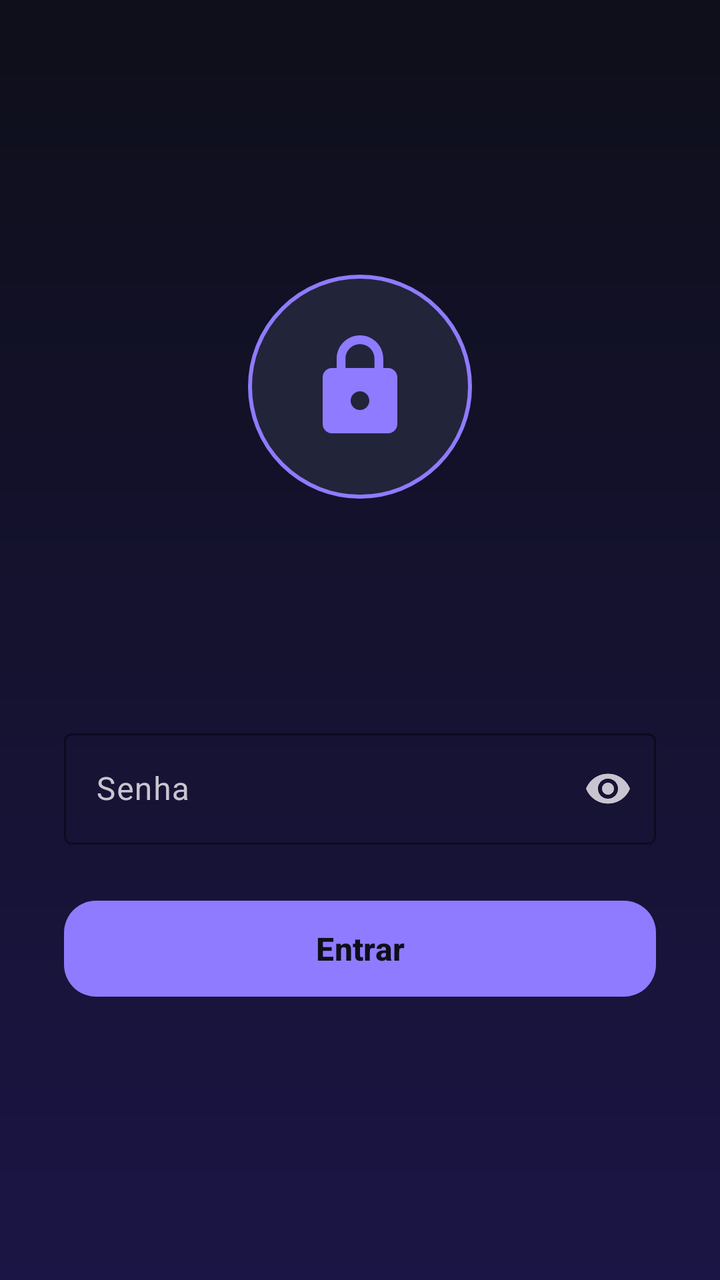
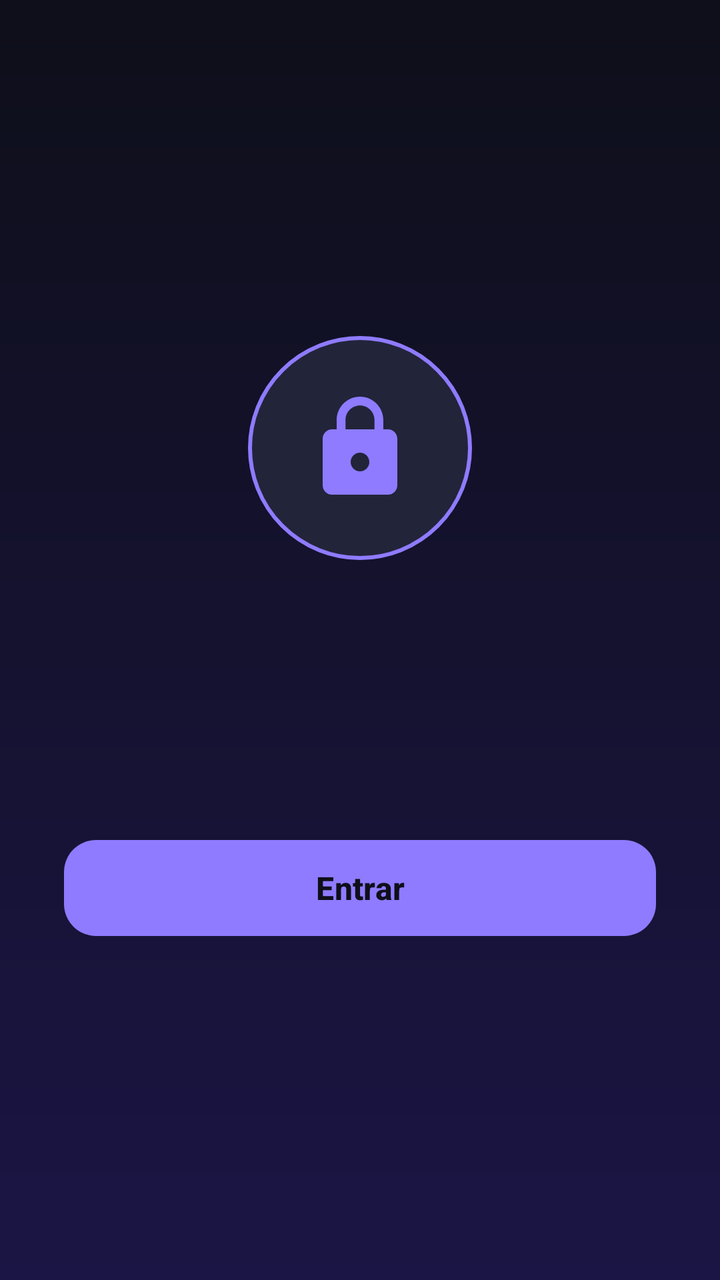

Before-and-after screenshots of an Android layout around one commit, followed by the original layout XML and the change that was made.
<!-- AndroidManifest.xml: application theme Theme.Gallery -->
<!-- res/layout/activity_unlock.xml -->
<?xml version="1.0" encoding="utf-8"?>
<ScrollView xmlns:android="http://schemas.android.com/apk/res/android"
    xmlns:app="http://schemas.android.com/apk/res-auto"
    android:layout_width="match_parent" android:layout_height="match_parent"
    android:background="@drawable/bg_gradient" android:fillViewport="true">

    <LinearLayout
        android:id="@+id/card"
        android:layout_width="match_parent" android:layout_height="match_parent"
        android:gravity="center" android:orientation="vertical" android:padding="32dp">

        <FrameLayout
            android:layout_width="112dp" android:layout_height="112dp"
            android:background="@drawable/bg_circle">
            <ImageView
                android:layout_width="56dp" android:layout_height="56dp"
                android:layout_gravity="center" android:src="@drawable/ic_vault" />
        </FrameLayout>

        <TextView
            android:id="@+id/tvTitle"
            android:layout_width="wrap_content" android:layout_height="wrap_content"
            android:layout_marginTop="24dp" android:textColor="@color/text"
            android:textSize="26sp" android:textStyle="bold" />

        <TextView
            android:id="@+id/tvSubtitle"
            android:layout_width="wrap_content" android:layout_height="wrap_content"
            android:layout_marginTop="6dp" android:layout_marginBottom="28dp"
            android:gravity="center" android:textColor="@color/muted" android:textSize="14sp" />

        <com.google.android.material.textfield.TextInputLayout
            android:id="@+id/layoutPass"
            style="@style/Widget.Material3.TextInputLayout.OutlinedBox"
            android:layout_width="match_parent" android:layout_height="wrap_content"
            android:hint="Senha"
            app:boxStrokeColor="@color/accent" app:hintTextColor="@color/accent"
            app:endIconMode="password_toggle">
            <com.google.android.material.textfield.TextInputEditText
                android:id="@+id/inputPass"
                android:layout_width="match_parent" android:layout_height="wrap_content"
                android:imeOptions="actionDone" android:inputType="textPassword"
                android:maxLines="1" />
        </com.google.android.material.textfield.TextInputLayout>

        <com.google.android.material.textfield.TextInputLayout
            android:id="@+id/layoutConfirm"
            style="@style/Widget.Material3.TextInputLayout.OutlinedBox"
            android:layout_width="match_parent" android:layout_height="wrap_content"
            android:layout_marginTop="12dp" android:hint="Confirmar senha" android:visibility="gone"
            app:boxStrokeColor="@color/accent" app:hintTextColor="@color/accent"
            app:endIconMode="password_toggle">
            <com.google.android.material.textfield.TextInputEditText
                android:id="@+id/inputConfirm"
                android:layout_width="match_parent" android:layout_height="wrap_content"
                android:imeOptions="actionDone" android:inputType="textPassword"
                android:maxLines="1" />
        </com.google.android.material.textfield.TextInputLayout>

        <TextView
            android:id="@+id/tvError"
            android:layout_width="wrap_content" android:layout_height="wrap_content"
            android:layout_marginTop="12dp" android:textColor="@color/danger"
            android:textSize="13sp" android:visibility="gone" />

        <com.google.android.material.button.MaterialButton
            android:id="@+id/btnEnter"
            android:layout_width="match_parent" android:layout_height="56dp"
            android:layout_marginTop="24dp" android:text="Entrar"
            android:textColor="@color/bg" android:textSize="16sp" android:textStyle="bold"
            app:backgroundTint="@color/accent" app:cornerRadius="16dp" />
    </LinearLayout>
</ScrollView>
<!-- resources referenced by this layout -->
<resources>
  <color name="accent">#8E7BFF</color>
  <color name="bg">#0E0F1A</color>
  <color name="danger">#FF6B6B</color>
  <color name="muted">#9A9CB8</color>
  <color name="text">#ECECF6</color>
  <!-- drawable bg_circle (drawable) -->
  <?xml version="1.0" encoding="utf-8"?>
  <shape xmlns:android="http://schemas.android.com/apk/res/android" android:shape="oval">
      <solid android:color="#22243A" />
      <stroke android:width="2dp" android:color="#8E7BFF" />
  </shape>
  <!-- drawable bg_gradient (drawable) -->
  <?xml version="1.0" encoding="utf-8"?>
  <shape xmlns:android="http://schemas.android.com/apk/res/android">
      <gradient android:angle="270" android:startColor="#0E0F1A" android:endColor="#1B1545" />
  </shape>
  <!-- drawable ic_vault (drawable) -->
  <?xml version="1.0" encoding="utf-8"?>
  <vector xmlns:android="http://schemas.android.com/apk/res/android"
      android:width="24dp" android:height="24dp" android:viewportWidth="24" android:viewportHeight="24">
      <path android:fillColor="#8E7BFF" android:pathData="M18,8h-1V6c0,-2.76 -2.24,-5 -5,-5S7,3.24 7,6v2H6c-1.1,0 -2,0.9 -2,2v10c0,1.1 0.9,2 2,2h12c1.1,0 2,-0.9 2,-2V10c0,-1.1 -0.9,-2 -2,-2zM12,17c-1.1,0 -2,-0.9 -2,-2s0.9,-2 2,-2 2,0.9 2,2 -0.9,2 -2,2zM15.1,8H8.9V6c0,-1.71 1.39,-3.1 3.1,-3.1 1.71,0 3.1,1.39 3.1,3.1v2z" />
  </vector>
  <style name="Theme.Gallery" parent="Theme.Material3.Dark.NoActionBar">
          <item name="colorPrimary">@color/accent</item>
          <item name="colorOnPrimary">@color/bg</item>
          <item name="colorSurface">@color/surface</item>
          <item name="colorOnSurface">@color/text</item>
          <item name="colorSecondaryContainer">#3B3278</item>
          <item name="colorOnSecondaryContainer">@color/text</item>
          <item name="colorOutline">#4A4D70</item>
          <item name="android:windowBackground">@drawable/bg_gradient</item>
          <item name="android:statusBarColor">@color/bg</item>
          <item name="android:navigationBarColor">@color/bg</item>
      </style>
  <color name="surface">#1A1C2E</color>
</resources>

<!-- the commit's change to res/layout/activity_unlock.xml (unified diff, before → after) -->
@@ -29,33 +29,74 @@
             android:layout_marginTop="6dp" android:layout_marginBottom="28dp"
             android:gravity="center" android:textColor="@color/muted" android:textSize="14sp" />
 
-        <com.google.android.material.textfield.TextInputLayout
-            android:id="@+id/layoutPass"
-            style="@style/Widget.Material3.TextInputLayout.OutlinedBox"
+        <LinearLayout
+            android:id="@+id/groupChoose"
             android:layout_width="match_parent" android:layout_height="wrap_content"
-            android:hint="Senha"
-            app:boxStrokeColor="@color/accent" app:hintTextColor="@color/accent"
-            app:endIconMode="password_toggle">
-            <com.google.android.material.textfield.TextInputEditText
-                android:id="@+id/inputPass"
+            android:orientation="vertical" android:visibility="gone">
+
+            <com.google.android.material.button.MaterialButton
+                android:id="@+id/btnChoosePassword"
+                android:layout_width="match_parent" android:layout_height="56dp"
+                android:text="Usar senha (texto)" android:textColor="@color/bg"
+                app:backgroundTint="@color/accent" app:cornerRadius="16dp" />
+
+            <com.google.android.material.button.MaterialButton
+                android:id="@+id/btnChoosePattern"
+                android:layout_width="match_parent" android:layout_height="56dp"
+                android:layout_marginTop="12dp" android:text="Usar padrão (pontos)"
+                android:textColor="@color/text" app:backgroundTint="@color/surface"
+                app:cornerRadius="16dp" app:strokeColor="@color/accent" app:strokeWidth="1dp" />
+        </LinearLayout>
+
+        <LinearLayout
+            android:id="@+id/groupPassword"
+            android:layout_width="match_parent" android:layout_height="wrap_content"
+            android:orientation="vertical" android:visibility="gone">
+
+            <com.google.android.material.textfield.TextInputLayout
+                android:id="@+id/layoutPass"
+                style="@style/Widget.Material3.TextInputLayout.OutlinedBox"
                 android:layout_width="match_parent" android:layout_height="wrap_content"
-                android:imeOptions="actionDone" android:inputType="textPassword"
-                android:maxLines="1" />
-        </com.google.android.material.textfield.TextInputLayout>
+                android:hint="Senha"
+                app:boxStrokeColor="@color/accent" app:hintTextColor="@color/accent"
+                app:endIconMode="password_toggle">
+                <com.google.android.material.textfield.TextInputEditText
+                    android:id="@+id/inputPass"
+                    android:layout_width="match_parent" android:layout_height="wrap_content"
+                    android:imeOptions="actionDone" android:inputType="textPassword"
+                    android:maxLines="1" />
+            </com.google.android.material.textfield.TextInputLayout>
 
-        <com.google.android.material.textfield.TextInputLayout
-            android:id="@+id/layoutConfirm"
-            style="@style/Widget.Material3.TextInputLayout.OutlinedBox"
+            <com.google.android.material.textfield.TextInputLayout
+                android:id="@+id/layoutConfirm"
+                style="@style/Widget.Material3.TextInputLayout.OutlinedBox"
+                android:layout_width="match_parent" android:layout_height="wrap_content"
+                android:layout_marginTop="12dp" android:hint="Confirmar senha" android:visibility="gone"
+                app:boxStrokeColor="@color/accent" app:hintTextColor="@color/accent"
+                app:endIconMode="password_toggle">
+                <com.google.android.material.textfield.TextInputEditText
+                    android:id="@+id/inputConfirm"
+                    android:layout_width="match_parent" android:layout_height="wrap_content"
+                    android:imeOptions="actionDone" android:inputType="textPassword"
+                    android:maxLines="1" />
+            </com.google.android.material.textfield.TextInputLayout>
+        </LinearLayout>
+
+        <LinearLayout
+            android:id="@+id/groupPattern"
             android:layout_width="match_parent" android:layout_height="wrap_content"
-            android:layout_marginTop="12dp" android:hint="Confirmar senha" android:visibility="gone"
-            app:boxStrokeColor="@color/accent" app:hintTextColor="@color/accent"
-            app:endIconMode="password_toggle">
-            <com.google.android.material.textfield.TextInputEditText
-                android:id="@+id/inputConfirm"
-                android:layout_width="match_parent" android:layout_height="wrap_content"
-                android:imeOptions="actionDone" android:inputType="textPassword"
-                android:maxLines="1" />
-        </com.google.android.material.textfield.TextInputLayout>
+            android:gravity="center" android:orientation="vertical" android:visibility="gone">
+
+            <TextView
+                android:id="@+id/tvPatternHint"
+                android:layout_width="wrap_content" android:layout_height="wrap_content"
+                android:textColor="@color/muted" android:textSize="13sp" />
+
+            <com.galeria.privada.PatternView
+                android:id="@+id/patternView"
+                android:layout_width="260dp" android:layout_height="260dp"
+                android:layout_marginTop="16dp" />
+        </LinearLayout>
 
         <TextView
             android:id="@+id/tvError"
